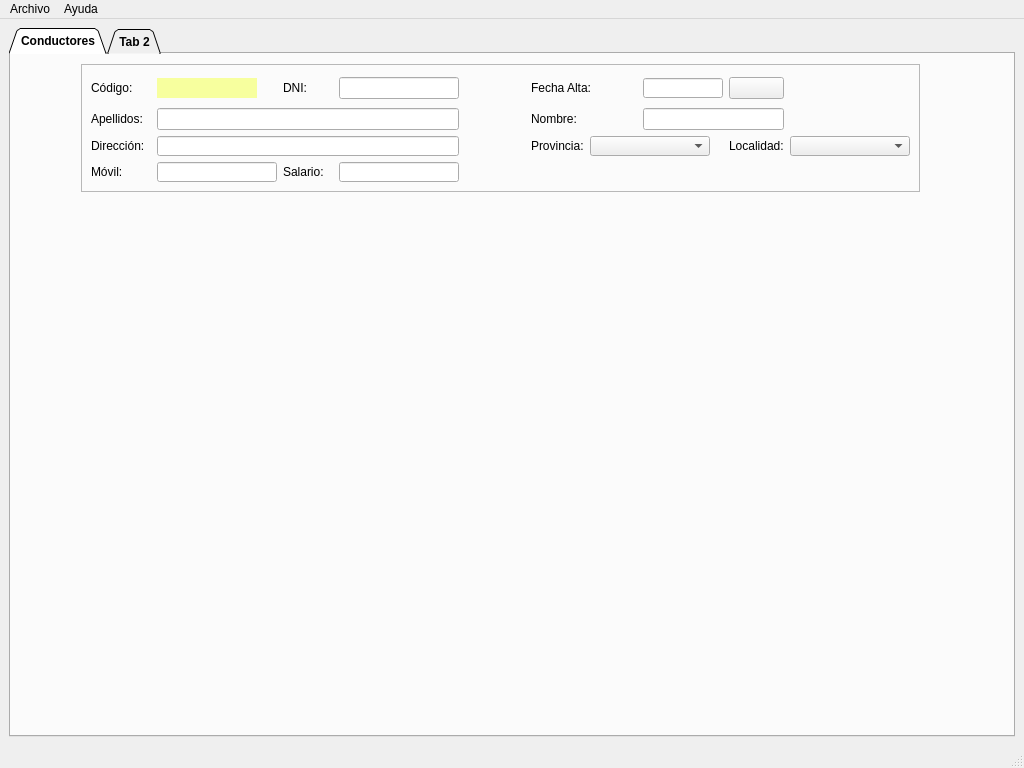
First picture: the form in MainWindow.ui, repository braisd11/CarTeis, before the edit.
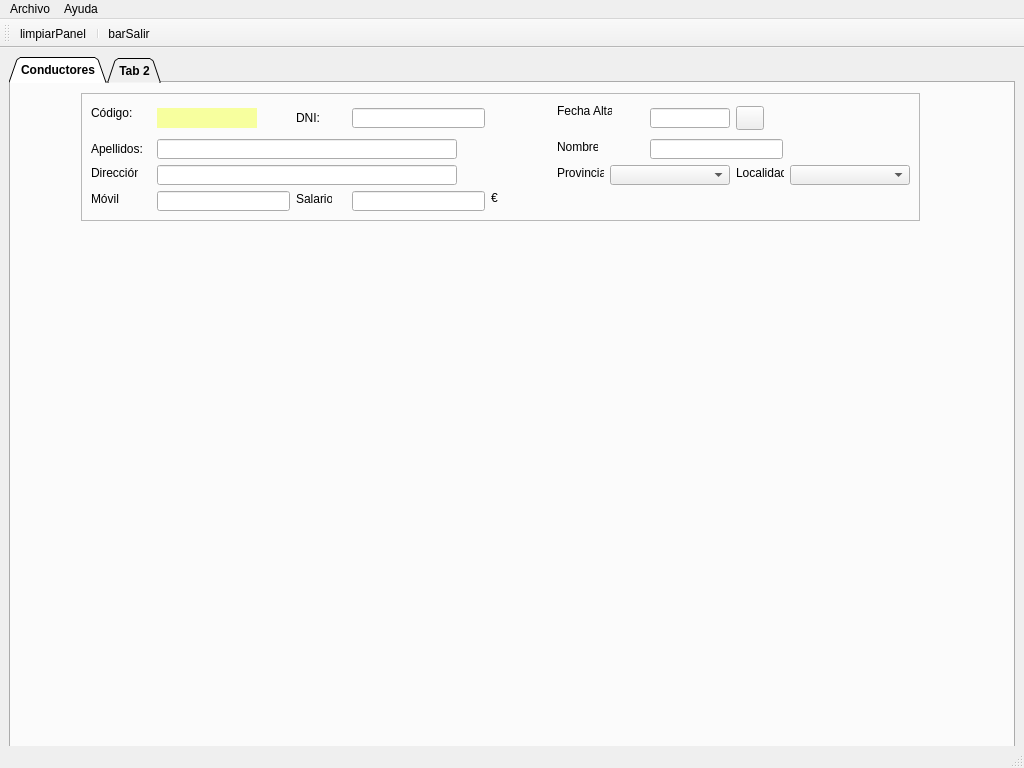
Second picture: the form after the edit. Icons and pictures are not drawn.

Diff of the .ui file:
```diff
--- a/MainWindow.ui
+++ b/MainWindow.ui
@@ -91,9 +91,15 @@
         <property name="frameShadow">
          <enum>QFrame::Raised</enum>
         </property>
-        <layout class="QGridLayout" name="gridLayout_2">
-         <item row="0" column="0">
           <widget class="QLabel" name="lblCodigo">
+         <property name="geometry">
+          <rect>
+           <x>10</x>
+           <y>10</y>
+           <width>50</width>
+           <height>20</height>
+          </rect>
+         </property>
            <property name="minimumSize">
             <size>
              <width>50</width>
@@ -104,9 +110,15 @@
             <string>Código:</string>
            </property>
           </widget>
-         </item>
-         <item row="0" column="1">
           <widget class="QLabel" name="lblCodBD">
+         <property name="geometry">
+          <rect>
+           <x>76</x>
+           <y>15</y>
+           <width>100</width>
+           <height>20</height>
+          </rect>
+         </property>
            <property name="sizePolicy">
             <sizepolicy hsizetype="Fixed" vsizetype="Fixed">
              <horstretch>0</horstretch>
@@ -129,9 +141,15 @@
             <set>Qt::AlignCenter</set>
            </property>
           </widget>
-         </item>
-         <item row="0" column="2">
           <widget class="QLabel" name="lblDNI">
+         <property name="geometry">
+          <rect>
+           <x>215</x>
+           <y>15</y>
+           <width>50</width>
+           <height>20</height>
+          </rect>
+         </property>
            <property name="sizePolicy">
             <sizepolicy hsizetype="Fixed" vsizetype="Fixed">
              <horstretch>0</horstretch>
@@ -148,9 +166,15 @@
             <string>DNI:</string>
            </property>
           </widget>
-         </item>
-         <item row="0" column="3">
           <widget class="QLineEdit" name="txtDNI">
+         <property name="geometry">
+          <rect>
+           <x>271</x>
+           <y>15</y>
+           <width>133</width>
+           <height>20</height>
+          </rect>
+         </property>
            <property name="sizePolicy">
             <sizepolicy hsizetype="Fixed" vsizetype="Fixed">
              <horstretch>0</horstretch>
@@ -167,9 +191,15 @@
             <set>Qt::AlignCenter</set>
            </property>
           </widget>
-         </item>
-         <item row="0" column="4">
           <widget class="QLabel" name="lblValidarDNI">
+         <property name="geometry">
+          <rect>
+           <x>410</x>
+           <y>10</y>
+           <width>60</width>
+           <height>30</height>
+          </rect>
+         </property>
            <property name="sizePolicy">
             <sizepolicy hsizetype="Fixed" vsizetype="Fixed">
              <horstretch>60</horstretch>
@@ -201,16 +231,28 @@
             <set>Qt::AlignLeading|Qt::AlignLeft|Qt::AlignVCenter</set>
            </property>
           </widget>
-         </item>
-         <item row="0" column="5" colspan="2">
           <widget class="QLabel" name="lblFechaAlta">
+         <property name="geometry">
+          <rect>
+           <x>476</x>
+           <y>10</y>
+           <width>55</width>
+           <height>16</height>
+          </rect>
+         </property>
            <property name="text">
             <string>Fecha Alta:</string>
            </property>
           </widget>
-         </item>
-         <item row="0" column="7">
-          <widget class="QLineEdit" name="txtFechaAlta">
+        <widget class="QLineEdit" name="txtDataDriver">
+         <property name="geometry">
+          <rect>
+           <x>569</x>
+           <y>15</y>
+           <width>80</width>
+           <height>20</height>
+          </rect>
+         </property>
            <property name="sizePolicy">
             <sizepolicy hsizetype="Fixed" vsizetype="Fixed">
              <horstretch>80</horstretch>
@@ -230,9 +272,15 @@
             </size>
            </property>
           </widget>
-         </item>
-         <item row="0" column="8">
           <widget class="QPushButton" name="btnCalendar">
+         <property name="geometry">
+          <rect>
+           <x>655</x>
+           <y>13</y>
+           <width>28</width>
+           <height>24</height>
+          </rect>
+         </property>
            <property name="text">
             <string/>
            </property>
@@ -241,9 +289,15 @@
              <normaloff>img/calendar.ico</normaloff>img/calendar.ico</iconset>
            </property>
           </widget>
-         </item>
-         <item row="1" column="0">
           <widget class="QLabel" name="lblApel">
+         <property name="geometry">
+          <rect>
+           <x>10</x>
+           <y>46</y>
+           <width>60</width>
+           <height>20</height>
+          </rect>
+         </property>
            <property name="minimumSize">
             <size>
              <width>60</width>
@@ -254,9 +308,15 @@
             <string>Apellidos:</string>
            </property>
           </widget>
-         </item>
-         <item row="1" column="1" colspan="3">
           <widget class="QLineEdit" name="txtApel">
+         <property name="geometry">
+          <rect>
+           <x>76</x>
+           <y>46</y>
+           <width>300</width>
+           <height>20</height>
+          </rect>
+         </property>
            <property name="minimumSize">
             <size>
              <width>300</width>
@@ -264,26 +324,51 @@
             </size>
            </property>
           </widget>
-         </item>
-         <item row="1" column="5">
           <widget class="QLabel" name="lblNombre">
+         <property name="geometry">
+          <rect>
+           <x>476</x>
+           <y>46</y>
+           <width>41</width>
+           <height>16</height>
+          </rect>
+         </property>
            <property name="text">
             <string>Nombre:</string>
            </property>
           </widget>
-         </item>
-         <item row="1" column="7" colspan="2">
-          <widget class="QLineEdit" name="txtNombre"/>
-         </item>
-         <item row="2" column="0">
+        <widget class="QLineEdit" name="txtNombre">
+         <property name="geometry">
+          <rect>
+           <x>569</x>
+           <y>46</y>
+           <width>133</width>
+           <height>20</height>
+          </rect>
+         </property>
+        </widget>
           <widget class="QLabel" name="lblDirDriver">
+         <property name="geometry">
+          <rect>
+           <x>10</x>
+           <y>72</y>
+           <width>47</width>
+           <height>16</height>
+          </rect>
+         </property>
            <property name="text">
             <string>Dirección:</string>
            </property>
           </widget>
-         </item>
-         <item row="2" column="1" colspan="3">
           <widget class="QLineEdit" name="txtDirDriver">
+         <property name="geometry">
+          <rect>
+           <x>76</x>
+           <y>72</y>
+           <width>300</width>
+           <height>20</height>
+          </rect>
+         </property>
            <property name="minimumSize">
             <size>
              <width>300</width>
@@ -291,16 +376,28 @@
             </size>
            </property>
           </widget>
-         </item>
-         <item row="2" column="5">
           <widget class="QLabel" name="lblProv">
+         <property name="geometry">
+          <rect>
+           <x>476</x>
+           <y>72</y>
+           <width>47</width>
+           <height>16</height>
+          </rect>
+         </property>
            <property name="text">
             <string>Provincia:</string>
            </property>
           </widget>
-         </item>
-         <item row="2" column="6" colspan="2">
           <widget class="QComboBox" name="cmbLocalidad_2">
+         <property name="geometry">
+          <rect>
+           <x>529</x>
+           <y>72</y>
+           <width>120</width>
+           <height>20</height>
+          </rect>
+         </property>
            <property name="sizePolicy">
             <sizepolicy hsizetype="Preferred" vsizetype="Fixed">
              <horstretch>120</horstretch>
@@ -320,16 +417,28 @@
             </size>
            </property>
           </widget>
-         </item>
-         <item row="2" column="8">
           <widget class="QLabel" name="lblLoc">
+         <property name="geometry">
+          <rect>
+           <x>655</x>
+           <y>72</y>
+           <width>48</width>
+           <height>16</height>
+          </rect>
+         </property>
            <property name="text">
             <string>Localidad:</string>
            </property>
           </widget>
-         </item>
-         <item row="2" column="9">
           <widget class="QComboBox" name="cmbLocalidad">
+         <property name="geometry">
+          <rect>
+           <x>709</x>
+           <y>72</y>
+           <width>120</width>
+           <height>20</height>
+          </rect>
+         </property>
            <property name="sizePolicy">
             <sizepolicy hsizetype="Preferred" vsizetype="Fixed">
              <horstretch>120</horstretch>
@@ -349,16 +458,28 @@
             </size>
            </property>
           </widget>
-         </item>
-         <item row="3" column="0">
           <widget class="QLabel" name="lblMovilDriver">
+         <property name="geometry">
+          <rect>
+           <x>10</x>
+           <y>98</y>
+           <width>28</width>
+           <height>16</height>
+          </rect>
+         </property>
            <property name="text">
             <string>Móvil:</string>
            </property>
           </widget>
-         </item>
-         <item row="3" column="1">
           <widget class="QLineEdit" name="txtMovilDriver">
+         <property name="geometry">
+          <rect>
+           <x>76</x>
+           <y>98</y>
+           <width>133</width>
+           <height>20</height>
+          </rect>
+         </property>
            <property name="sizePolicy">
             <sizepolicy hsizetype="Fixed" vsizetype="Fixed">
              <horstretch>0</horstretch>
@@ -375,16 +496,28 @@
             <set>Qt::AlignCenter</set>
            </property>
           </widget>
-         </item>
-         <item row="3" column="2">
           <widget class="QLabel" name="lblSalario">
+         <property name="geometry">
+          <rect>
+           <x>215</x>
+           <y>98</y>
+           <width>36</width>
+           <height>16</height>
+          </rect>
+         </property>
            <property name="text">
             <string>Salario:</string>
            </property>
           </widget>
-         </item>
-         <item row="3" column="3">
           <widget class="QLineEdit" name="txtSalario">
+         <property name="geometry">
+          <rect>
+           <x>271</x>
+           <y>98</y>
+           <width>133</width>
+           <height>20</height>
+          </rect>
+         </property>
            <property name="sizePolicy">
             <sizepolicy hsizetype="Fixed" vsizetype="Fixed">
              <horstretch>0</horstretch>
@@ -398,11 +531,49 @@
             </size>
            </property>
            <property name="alignment">
-            <set>Qt::AlignCenter</set>
-           </property>
-          </widget>
-         </item>
-        </layout>
+          <set>Qt::AlignRight|Qt::AlignTrailing|Qt::AlignVCenter</set>
+         </property>
+        </widget>
+        <widget class="QLabel" name="lblMoneda">
+         <property name="geometry">
+          <rect>
+           <x>410</x>
+           <y>90</y>
+           <width>30</width>
+           <height>30</height>
+          </rect>
+         </property>
+         <property name="sizePolicy">
+          <sizepolicy hsizetype="Fixed" vsizetype="Fixed">
+           <horstretch>60</horstretch>
+           <verstretch>30</verstretch>
+          </sizepolicy>
+         </property>
+         <property name="minimumSize">
+          <size>
+           <width>30</width>
+           <height>30</height>
+          </size>
+         </property>
+         <property name="maximumSize">
+          <size>
+           <width>30</width>
+           <height>30</height>
+          </size>
+         </property>
+         <property name="font">
+          <font>
+           <family>MS Shell Dlg 2</family>
+           <pointsize>9</pointsize>
+          </font>
+         </property>
+         <property name="text">
+          <string>€</string>
+         </property>
+         <property name="alignment">
+          <set>Qt::AlignLeading|Qt::AlignLeft|Qt::AlignVCenter</set>
+         </property>
+        </widget>
        </widget>
       </widget>
       <widget class="QWidget" name="tab_2">
@@ -458,6 +629,20 @@
    <addaction name="menuAyuda"/>
   </widget>
   <widget class="QStatusBar" name="statusbar"/>
+  <widget class="QToolBar" name="toolBar">
+   <property name="windowTitle">
+    <string>toolBar</string>
+   </property>
+   <attribute name="toolBarArea">
+    <enum>TopToolBarArea</enum>
+   </attribute>
+   <attribute name="toolBarBreak">
+    <bool>false</bool>
+   </attribute>
+   <addaction name="actionlimpiarPanel"/>
+   <addaction name="separator"/>
+   <addaction name="actionbarSalir"/>
+  </widget>
   <action name="actionSalir">
    <property name="text">
     <string>Salir</string>
@@ -468,6 +653,25 @@
     <string>Acerca de...</string>
    </property>
   </action>
+  <action name="actionbarSalir">
+   <property name="icon">
+    <iconset>
+     <normalon>img/exit.ico</normalon>
+    </iconset>
+   </property>
+   <property name="text">
+    <string>barSalir</string>
+   </property>
+  </action>
+  <action name="actionlimpiarPanel">
+   <property name="icon">
+    <iconset>
+     <normaloff>img/reload.ico</normaloff>img/reload.ico</iconset>
+   </property>
+   <property name="text">
+    <string>limpiarPanel</string>
+   </property>
+  </action>
  </widget>
  <resources/>
  <connections/>
```
Lines whose indentation alone changed are shown as unchanged.
